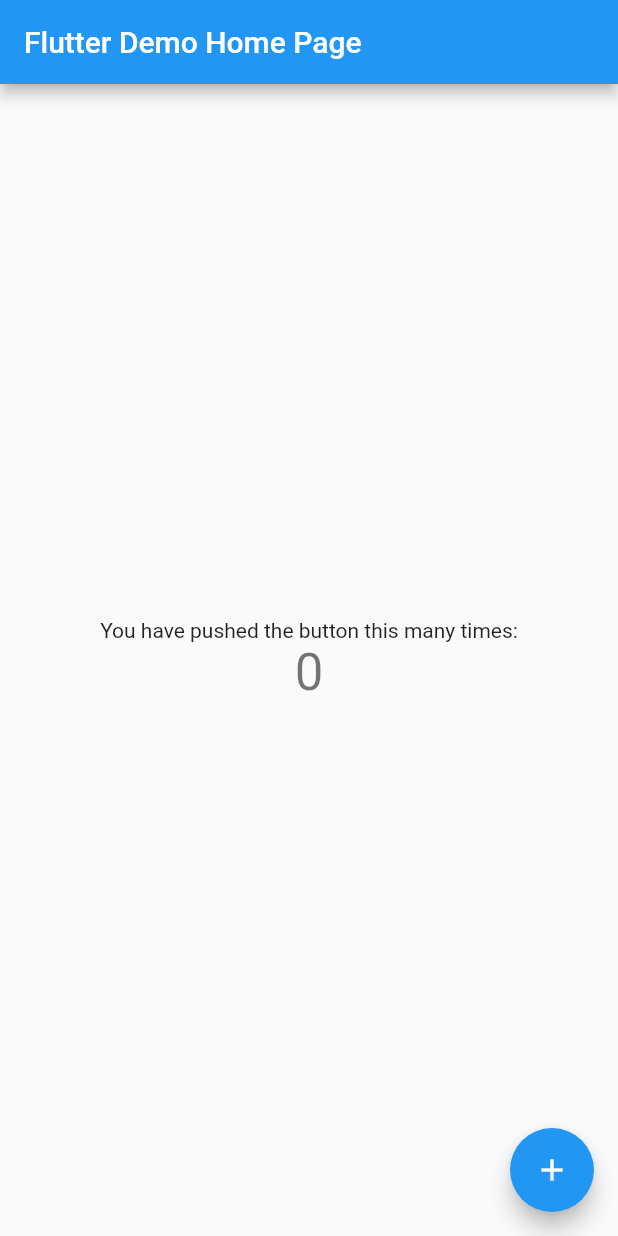
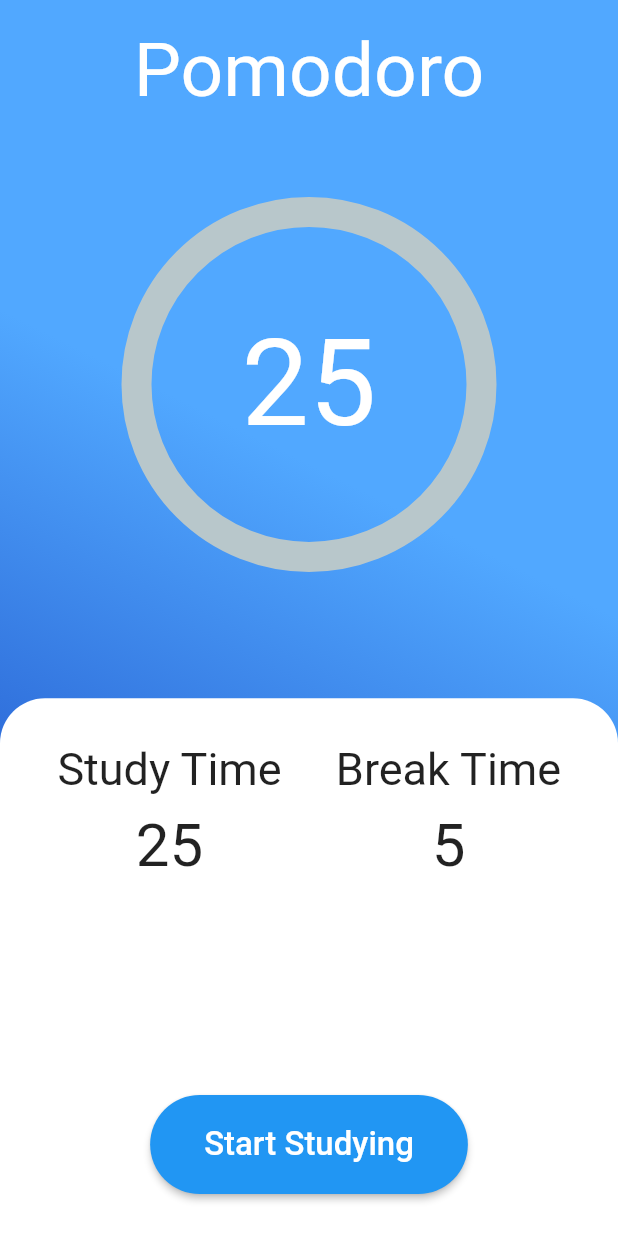
Before and after one commit to TawhidHassan/flutter_pomodore-app, a Flutter app: the screen it shows after launch, on a phone screen of 412 x 824 dp. Run offline on Flutter 3.47's test engine with Material 2 defaults, Android fonts, the phone set to English and light mode, and no system bars; drawn by our look-alikes of percent_indicator.

Commit message:
done app

```diff
--- a/lib/main.dart
+++ b/lib/main.dart
@@ -1,117 +1,183 @@
+import 'dart:async';
+import 'package:flutter/cupertino.dart';
 import 'package:flutter/material.dart';
+import 'package:percent_indicator/circular_percent_indicator.dart';
 
-void main() {
-  runApp(MyApp());
+void main() => runApp(
+    MaterialApp(
+      debugShowCheckedModeBanner: false,
+      home: CountDownTimer(),
+    )
+);
+
+class CountDownTimer extends StatefulWidget {
+  @override
+  _CountDownTimerState createState() => _CountDownTimerState();
 }
 
-class MyApp extends StatelessWidget {
-  // This widget is the root of your application.
-  @override
-  Widget build(BuildContext context) {
-    return MaterialApp(
-      title: 'Flutter Demo',
-      theme: ThemeData(
-        // This is the theme of your application.
-        //
-        // Try running your application with "flutter run". You'll see the
-        // application has a blue toolbar. Then, without quitting the app, try
-        // changing the primarySwatch below to Colors.green and then invoke
-        // "hot reload" (press "r" in the console where you ran "flutter run",
-        // or simply save your changes to "hot reload" in a Flutter IDE).
-        // Notice that the counter didn't reset back to zero; the application
-        // is not restarted.
-        primarySwatch: Colors.blue,
-        // This makes the visual density adapt to the platform that you run
-        // the app on. For desktop platforms, the controls will be smaller and
-        // closer together (more dense) than on mobile platforms.
-        visualDensity: VisualDensity.adaptivePlatformDensity,
-      ),
-      home: MyHomePage(title: 'Flutter Demo Home Page'),
-    );
+class _CountDownTimerState extends State<CountDownTimer> {
+  double percent = 0;
+  static int TimeInMinut = 25;
+  int TimeInSec = TimeInMinut * 60;
+  Timer timer;
+  void _StartTimer(){
+    TimeInMinut = 25;
+    int Time = TimeInSec;
+    double SecPercent = (Time/100) ;
+    print(SecPercent);
+    timer = Timer.periodic(Duration(seconds: 1), (timer){
+      setState(() {
+        if(Time >0){
+          Time--;
+          if(Time % 60 == 0){
+            TimeInMinut--;
           }
+          if(Time% SecPercent == 0){
+            if(percent <1){
+              percent+=0.01;
+            }else{
+              percent = 1;
             }
 
-class MyHomePage extends StatefulWidget {
-  MyHomePage({Key key, this.title}) : super(key: key);
+          }
+        }else{
+          percent = 0;
+          TimeInMinut = 25;
+          timer.cancel();
 
-  // This widget is the home page of your application. It is stateful, meaning
-  // that it has a State object (defined below) that contains fields that affect
-  // how it looks.
-
-  // This class is the configuration for the state. It holds the values (in this
-  // case the title) provided by the parent (in this case the App widget) and
-  // used by the build method of the State. Fields in a Widget subclass are
-  // always marked "final".
-
-  final String title;
-
-  @override
-  _MyHomePageState createState() => _MyHomePageState();
         }
-
-class _MyHomePageState extends State<MyHomePage> {
-  int _counter = 0;
-
-  void _incrementCounter() {
-    setState(() {
-      // This call to setState tells the Flutter framework that something has
-      // changed in this State, which causes it to rerun the build method below
-      // so that the display can reflect the updated values. If we changed
-      // _counter without calling setState(), then the build method would not be
-      // called again, and so nothing would appear to happen.
-      _counter++;
+      });
     });
   }
 
   @override
   Widget build(BuildContext context) {
-    // This method is rerun every time setState is called, for instance as done
-    // by the _incrementCounter method above.
-    //
-    // The Flutter framework has been optimized to make rerunning build methods
-    // fast, so that you can just rebuild anything that needs updating rather
-    // than having to individually change instances of widgets.
-    return Scaffold(
-      appBar: AppBar(
-        // Here we take the value from the MyHomePage object that was created by
-        // the App.build method, and use it to set our appbar title.
-        title: Text(widget.title),
+    return SafeArea(
+      child: Scaffold(
+        backgroundColor: Colors.white,
+        body: Container(
+          decoration: BoxDecoration(
+              gradient: LinearGradient(
+                  colors: [Color(0xFF1542BF),Color(0xFF51A8FF)],
+                  begin: FractionalOffset(0.5,1)
+              )
           ),
-      body: Center(
-        // Center is a layout widget. It takes a single child and positions it
-        // in the middle of the parent.
+          width: double.infinity,
           child: Column(
-          // Column is also a layout widget. It takes a list of children and
-          // arranges them vertically. By default, it sizes itself to fit its
-          // children horizontally, and tries to be as tall as its parent.
-          //
-          // Invoke "debug painting" (press "p" in the console, choose the
-          // "Toggle Debug Paint" action from the Flutter Inspector in Android
-          // Studio, or the "Toggle Debug Paint" command in Visual Studio Code)
-          // to see the wireframe for each widget.
-          //
-          // Column has various properties to control how it sizes itself and
-          // how it positions its children. Here we use mainAxisAlignment to
-          // center the children vertically; the main axis here is the vertical
-          // axis because Columns are vertical (the cross axis would be
-          // horizontal).
-          mainAxisAlignment: MainAxisAlignment.center,
+            mainAxisAlignment: MainAxisAlignment.start,
+            crossAxisAlignment: CrossAxisAlignment.center,
+            children: <Widget>[
+              Padding(
+                padding: const EdgeInsets.only(top:18.0),
+                child: Text(
+                  "Pomodoro",
+                  style: TextStyle(
+                      color: Colors.white,
+                      fontSize: 50.0
+                  ),
+                ),
+              ),
+              Expanded(
+                child: CircularPercentIndicator(
+                  percent: percent,
+                  animation: true,
+                  lineWidth: 20.0,
+                  circularStrokeCap: CircularStrokeCap.round,
+                  reverse: false,
+                  animateFromLastPercent: true,
+                  radius: 250.0,
+                  progressColor: Colors.white,
+                  center: Text(
+                    "$TimeInMinut",
+                    style: TextStyle(
+                      color: Colors.white,
+                      fontSize: 80.0,
+                    ),
+                  ),
+                ),
+              ),
+
+              SizedBox(height: 30.0,),
+              Expanded(
+                child: Container(
+                    width: double.infinity,
+                    decoration: BoxDecoration(
+                        color: Colors.white,
+                        borderRadius: BorderRadius.only(topLeft:Radius.circular(30.0),topRight: Radius.circular(30.0))
+                    ),
+                    child: Padding(
+                      padding: const EdgeInsets.only(top: 30.0, left: 20.0, right: 20.0),
+                      child: Column(
+                        children: <Widget>[
+                          Expanded(
+                            child: Row(
+                              children: <Widget>[
+                                Expanded(
+                                  child:  Column(
                                     children: <Widget>[
                                       Text(
-              'You have pushed the button this many times:',
+                                        "Study Time",
+                                        style: TextStyle(
+                                          fontSize: 30.0,
                                         ),
+                                      ),
+                                      SizedBox(height: 10.0,),
                                       Text(
-              '$_counter',
-              style: Theme.of(context).textTheme.headline4,
+                                        "25",
+                                        style: TextStyle(
+                                            fontSize: 40.0
+                                        ),
+                                      )
+                                    ],
+                                  ),
+                                ),
+                                Expanded(
+                                  child:  Column(
+                                    children: <Widget>[
+                                      Text(
+                                        "Break Time",
+                                        style: TextStyle(
+                                          fontSize: 30.0,
+                                        ),
+                                      ),
+                                      SizedBox(height: 10.0,),
+                                      Text(
+                                        "5",
+                                        style: TextStyle(
+                                            fontSize: 40.0
+                                        ),
+                                      )
+                                    ],
+                                  ),
+                                ),
+
+                              ],
+                            ),
+                          ),
+                          Padding(
+                            padding: EdgeInsets.symmetric(vertical: 28.0),
+                            child: RaisedButton(
+                              color: Colors.blue,
+                              shape:RoundedRectangleBorder(
+                                borderRadius: BorderRadius.circular(100.0),
+                              ),
+                              child: Padding(
+                                padding: EdgeInsets.all(20.0),
+                                child: Text("Start Studying", style: TextStyle(color:Colors.white,fontSize: 22.0),),
+                              ),
+                              onPressed: _StartTimer,
+                            ),
                           ),
                         ],
                       ),
+                    )
                 ),
-      floatingActionButton: FloatingActionButton(
-        onPressed: _incrementCounter,
-        tooltip: 'Increment',
-        child: Icon(Icons.add),
-      ), // This trailing comma makes auto-formatting nicer for build methods.
+              )
+
+            ],
+          ),
+        ),
+      ),
     );
   }
 }
--- a/pubspec.yaml
+++ b/pubspec.yaml
@@ -23,6 +23,7 @@ environment:
 dependencies:
   flutter:
     sdk: flutter
+  percent_indicator: "^2.1.5"
 
 
   # The following adds the Cupertino Icons font to your application.
```
Also changed, not shown: pubspec.lock. Lines whose indentation alone changed are shown as unchanged.
